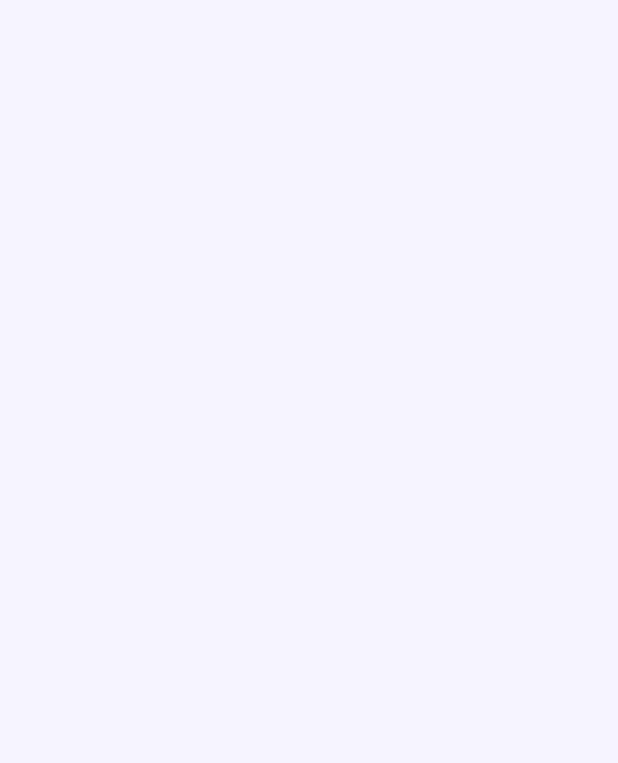
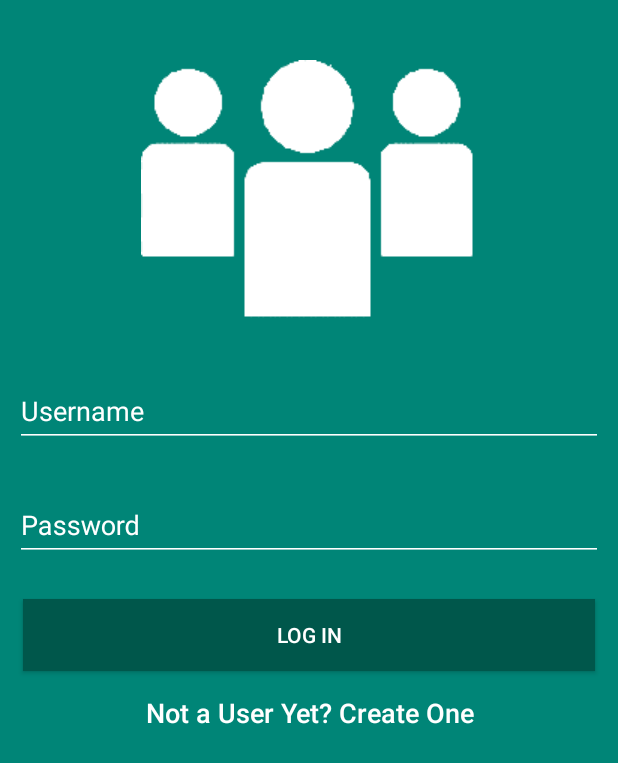
Before and after one commit to infinitesingh/Clubs-And-People, an Android app: the screen it shows after launch (MainActivity before the commit, LoginActivity after it), on a phone screen of 412 x 824 dp. Before the commit the part shown is empty. Shown: the top 763 px of the screen. Run offline under Robolectric (Android 15) with nearby library versions, the phone set to English and light mode, and no system bars.

Commit message:
Made Login Activity

```diff
--- a/app/build.gradle
+++ b/app/build.gradle
@@ -22,6 +22,7 @@ dependencies {
     implementation fileTree(dir: 'libs', include: ['*.jar'])
     implementation 'com.android.support:appcompat-v7:28.0.0'
     implementation 'com.android.support.constraint:constraint-layout:1.1.3'
+    implementation 'com.android.support:design:28.0.0'
     testImplementation 'junit:junit:4.12'
     androidTestImplementation 'com.android.support.test:runner:1.0.2'
     androidTestImplementation 'com.android.support.test.espresso:espresso-core:3.0.2'
--- a/app/src/main/AndroidManifest.xml
+++ b/app/src/main/AndroidManifest.xml
@@ -20,8 +20,8 @@
 
         </activity>
         <activity
-            android:name=".MainActivity"
-            android:theme="@style/AppTheme.NoActionBar"></activity>
+            android:name=".LoginActivity"
+            android:theme="@style/AppTheme.LoginSignUp"></activity>
     </application>
 
 </manifest>
--- /dev/null
+++ b/app/src/main/java/com/poseidon/nimitbhardwaj/clubsandpeople/LoginActivity.java
@@ -0,0 +1,33 @@
+package com.poseidon.nimitbhardwaj.clubsandpeople;
+
+import android.content.Intent;
+import android.support.design.widget.TextInputLayout;
+import android.support.v7.app.AppCompatActivity;
+import android.os.Bundle;
+import android.support.v7.widget.AppCompatButton;
+import android.view.View;
+import android.widget.Button;
+
+public class LoginActivity extends AppCompatActivity {
+    private Intent myIntent;
+    @Override
+    protected void onCreate(Bundle savedInstanceState) {
+        super.onCreate(savedInstanceState);
+        setContentView(R.layout.activity_login);
+        myIntent = getIntent();
+    }
+
+    public void login(View view) {
+
+    }
+
+    public void signUpRedirect(View view) {
+
+    }
+
+    @Override
+    public void onStop() {
+        super.onStop();
+        finish();
+    }
+}
--- a/app/src/main/java/com/poseidon/nimitbhardwaj/clubsandpeople/MainActivity.java
+++ /dev/null
@@ -1,15 +0,0 @@
-package com.poseidon.nimitbhardwaj.clubsandpeople;
-
-import android.content.Intent;
-import android.support.v7.app.AppCompatActivity;
-import android.os.Bundle;
-
-public class MainActivity extends AppCompatActivity {
-    private Intent myIntent;
-    @Override
-    protected void onCreate(Bundle savedInstanceState) {
-        super.onCreate(savedInstanceState);
-        setContentView(R.layout.activity_main);
-        myIntent = getIntent();
-    }
-}
--- a/app/src/main/java/com/poseidon/nimitbhardwaj/clubsandpeople/SplashActivity.java
+++ b/app/src/main/java/com/poseidon/nimitbhardwaj/clubsandpeople/SplashActivity.java
@@ -17,7 +17,7 @@ public class SplashActivity extends AppCompatActivity {
         super.onCreate(savedInstanceState);
         setContentView(R.layout.activity_splash);
         final Intent splshIntent = new Intent(this,
-                com.poseidon.nimitbhardwaj.clubsandpeople.MainActivity.class);
+                com.poseidon.nimitbhardwaj.clubsandpeople.LoginActivity.class);
 
         // The Main Work for loading the data
         Handler handSplash = new Handler();
@@ -33,5 +33,6 @@ public class SplashActivity extends AppCompatActivity {
         }, SPLASH_TIME_OUT);
     }
     private void captureDefaults(Bundle bundl) {
+        // Main Work of loading
     }
 }
--- /dev/null
+++ b/app/src/main/res/layout/activity_login.xml
@@ -0,0 +1,78 @@
+<?xml version="1.0" encoding="utf-8"?>
+
+<LinearLayout
+    xmlns:android="http://schemas.android.com/apk/res/android"
+    xmlns:app="http://schemas.android.com/apk/res-auto"
+    xmlns:tools="http://schemas.android.com/tools"
+    android:layout_width="match_parent"
+    android:layout_height="match_parent"
+    android:background="@color/colorPrimary"
+    tools:context=".LoginActivity"
+    android:orientation="vertical">
+    <LinearLayout
+        android:focusable="true"
+        android:focusableInTouchMode="true"
+        android:layout_width="0px"
+        android:layout_height="0px"
+        tools:ignore="UselessLeaf" />
+
+    <android.support.v7.widget.AppCompatImageView
+        android:layout_width="match_parent"
+        android:layout_height="wrap_content"
+        android:src="@drawable/college_club2"
+        android:paddingTop="40dp"
+        android:paddingBottom="20dp"
+        android:contentDescription="@null" />
+    <android.support.design.widget.TextInputLayout
+        android:layout_width="match_parent"
+        android:layout_height="wrap_content"
+        android:id="@+id/userNameWrapper"
+        android:textColorHint="@android:color/white"
+        android:padding="10dp"
+        app:hintTextAppearance="@style/TextAppearance.App.TextInputLayout.Login">
+        <android.support.v7.widget.AppCompatEditText
+            android:id="@+id/uname"
+            android:layout_width="match_parent"
+            android:layout_height="wrap_content"
+            android:hint="@string/username_string"
+            app:backgroundTint="@android:color/white"
+            android:textColor="@android:color/white"
+            android:textCursorDrawable="@null"/>
+
+    </android.support.design.widget.TextInputLayout>
+
+    <android.support.design.widget.TextInputLayout
+        android:layout_width="match_parent"
+        android:layout_height="wrap_content"
+        android:id="@+id/passWrapper"
+        android:textColorHint="@android:color/white"
+        android:padding="10dp"
+        app:hintTextAppearance="@style/TextAppearance.App.TextInputLayout.Login">
+        <android.support.v7.widget.AppCompatEditText
+            android:id="@+id/password"
+            android:inputType="textPassword"
+            android:layout_width="match_parent"
+            android:layout_height="wrap_content"
+            android:hint="@string/password_string"
+            app:backgroundTint="@android:color/white"
+            android:textColor="@android:color/white"
+            android:textCursorDrawable="@null"/>
+    </android.support.design.widget.TextInputLayout>
+    <android.support.v7.widget.AppCompatButton
+        android:layout_width="match_parent"
+        android:layout_height="wrap_content"
+        android:text="@string/login_string"
+        android:layout_gravity="center"
+        android:layout_margin="15dp"
+        android:background="@color/colorPrimaryDark"
+        android:textColor="@android:color/white"
+        android:onClick="login"/>
+    <android.support.v7.widget.AppCompatTextView
+        android:layout_width="match_parent"
+        android:layout_height="wrap_content"
+        android:text="@string/not_a_user_str"
+        android:gravity="center"
+        android:textAppearance="@android:style/TextAppearance.DeviceDefault.Medium"
+        android:textColor="@android:color/white"
+        android:onClick="signUpRedirect"/>
+</LinearLayout>
--- a/app/src/main/res/layout/activity_main.xml
+++ /dev/null
@@ -1,12 +0,0 @@
-<?xml version="1.0" encoding="utf-8"?>
-<LinearLayout
-    xmlns:android="http://schemas.android.com/apk/res/android"
-    xmlns:app="http://schemas.android.com/apk/res-auto"
-    xmlns:tools="http://schemas.android.com/tools"
-    android:layout_width="match_parent"
-    android:layout_height="match_parent"
-    android:background="@color/backgd_login_col"
-    tools:context=".MainActivity"
-    android:orientation="vertical">
-
-</LinearLayout>
--- a/app/src/main/res/layout/activity_splash.xml
+++ b/app/src/main/res/layout/activity_splash.xml
@@ -4,7 +4,7 @@
     xmlns:tools="http://schemas.android.com/tools"
     android:layout_width="match_parent"
     android:layout_height="match_parent"
-    tools:context=".MainActivity"
+    tools:context=".SplashActivity"
     android:background="@color/colorPrimary">
 
     <ImageView
--- a/app/src/main/res/values/strings.xml
+++ b/app/src/main/res/values/strings.xml
@@ -1,5 +1,8 @@
 <resources>
     <string name="app_name">Clubs And People</string>
-    <string name="username_string">UserName</string>
+    <string name="username_string">Username</string>
     <string name="password_string">Password</string>
+    <string name="login_string">Log In</string>
+    <string name="not_a_user_str">Not a User Yet? Create One</string>
+    <string name="signup_but">Create One</string>
 </resources>
--- a/app/src/main/res/values/styles.xml
+++ b/app/src/main/res/values/styles.xml
@@ -14,5 +14,19 @@
         <item name="android:windowFullscreen">true</item>
     </style>
 
+    <style name="AppTheme.LoginSignUp" parent="Theme.AppCompat.Light.DarkActionBar">
+        <item name="colorPrimary">@color/colorPrimary</item>
+        <item name="colorPrimaryDark">@color/colorPrimaryDark</item>
+        <item name="colorAccent">@color/colorAccent</item>
+        <item name="windowActionBar">true</item>
+        <item name="windowNoTitle">true</item>
+        <item name="android:windowFullscreen">false</item>
+    </style>
+
+    <style name="TextAppearance.App.TextInputLayout.Login" parent="@android:style/TextAppearance">
+        <item name="android:textColor">@android:color/white</item>
+        <item name="android:textSize">12sp</item>
+    </style>
+
 
 </resources>
```
Also changed, not shown: app/src/main/res/drawable/college_club2.png.
